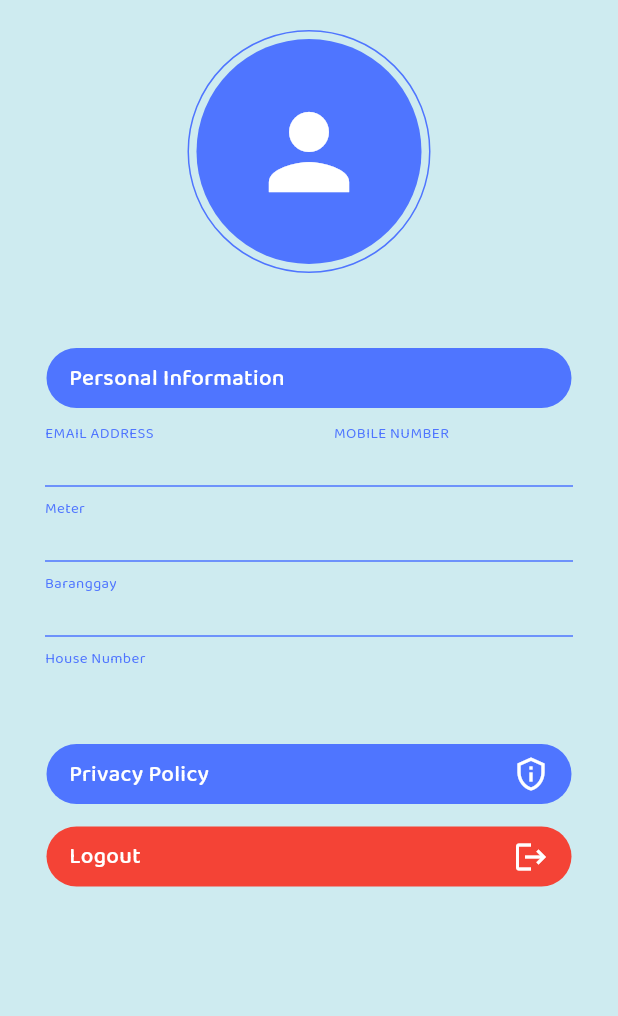
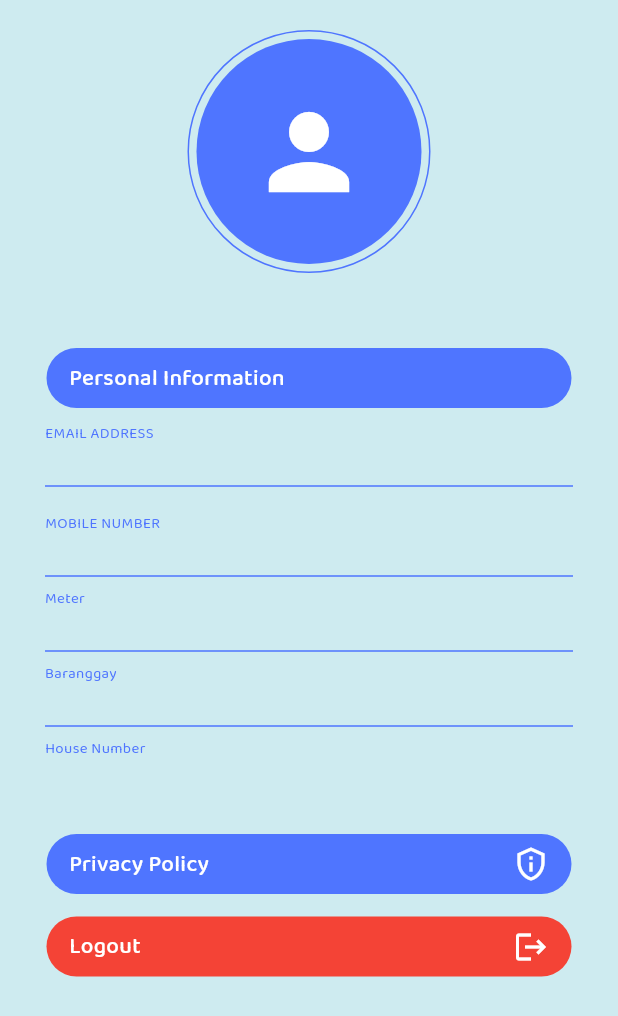
Before and after one commit to landergray/luwasa-app, a Flutter app: the ProfileTab screen opened directly, on a phone screen of 412 x 824 dp. Shown: the top 1016 px of the screen. Run offline on Flutter 3.47's test engine with Material 3 defaults, Android fonts, the phone set to English and light mode, and no system bars; our stand-ins replace cloud_firestore, firebase_auth, firebase_core, firebase_storage, fluttertoast, image_picker; accounts and stored records are empty.

Commit message:
fixed functions

```diff
--- a/luwasa-master/lib/screens/tabs/notif_tab.dart
+++ b/luwasa-master/lib/screens/tabs/notif_tab.dart
@@ -38,7 +38,7 @@ class NotifTab extends StatelessWidget {
             ),
             const SizedBox(height: 10),
             // Past Notifications Section
-            _buildSectionTitle('Past'),
+            _buildSectionTitle('History'),
             const SizedBox(height: 10),
             _buildNotificationList(
               query: FirebaseFirestore.instance
--- a/luwasa-master/lib/screens/tabs/profile_tab.dart
+++ b/luwasa-master/lib/screens/tabs/profile_tab.dart
@@ -5,17 +5,78 @@ import 'package:alert_system/widgets/logout_widget.dart';
 import 'package:alert_system/widgets/touchable_opacity.dart';
 import 'package:cloud_firestore/cloud_firestore.dart';
 import 'package:flutter/material.dart';
+import 'package:image_picker/image_picker.dart'; // Add image_picker import
+import 'package:firebase_storage/firebase_storage.dart'; // Add firebase_storage import
+import 'dart:io'; // Add for File handling
 
 import '../../utils/colors.dart';
 import '../../widgets/text_widget.dart';
 
-class ProfileTab extends StatelessWidget {
+class ProfileTab extends StatefulWidget {
   const ProfileTab({super.key});
+
+  @override
+  _ProfileTabState createState() => _ProfileTabState();
+}
+
+class _ProfileTabState extends State<ProfileTab> {
+  String userProfileUrl = ''; // To store the profile image URL
+
+  // Function to pick an image from gallery
+  Future<void> pickImage() async {
+    final ImagePicker picker = ImagePicker();
+    final XFile? pickedImage = await picker.pickImage(source: ImageSource.gallery);
+
+    if (pickedImage != null) {
+      // Upload the image to Firebase Storage
+      String? uploadedImageUrl = await uploadImageToStorage(pickedImage);
+      if (uploadedImageUrl != null) {
+        // Update the Firestore profile URL
+        updateUserProfile(uploadedImageUrl);
+      }
+    }
+  }
+
+  // Function to upload the image to Firebase Storage
+  Future<String?> uploadImageToStorage(XFile image) async {
+    try {
+      FirebaseStorage storage = FirebaseStorage.instance;
+      String filePath = 'user_profiles/${DateTime.now().millisecondsSinceEpoch}.jpg';
+      File file = File(image.path);
+
+      // Upload file to Firebase Storage
+      await storage.ref(filePath).putFile(file);
+      String downloadUrl = await storage.ref(filePath).getDownloadURL();
+
+      return downloadUrl; // Return the download URL
+    } catch (e) {
+      print("Error uploading image: $e");
+      return null;
+    }
+  }
+
+  // Function to update user profile in Firestore
+  Future<void> updateUserProfile(String profileUrl) async {
+    try {
+      DocumentReference userDoc = FirebaseFirestore.instance.collection('Users').doc(userId);
+      await userDoc.update({
+        'profile': profileUrl, // Update profile URL in Firestore
+      });
+
+      // Update the state to reflect the new profile URL
+      setState(() {
+        userProfileUrl = profileUrl;
+      });
+    } catch (e) {
+      print("Error updating profile: $e");
+    }
+  }
 
   @override
   Widget build(BuildContext context) {
     final Stream<DocumentSnapshot> userData =
         FirebaseFirestore.instance.collection('Users').doc(userId).snapshots();
+
     return Scaffold(
       backgroundColor: const Color.fromARGB(255, 206, 235, 240),
       body: StreamBuilder<DocumentSnapshot>(
@@ -29,33 +90,43 @@ class ProfileTab extends StatelessWidget {
               return const Drawer();
             }
             dynamic data = snapshot.data;
+
+            // If profile URL is available, use it; otherwise, use a default avatar
+            String avatarUrl = userProfileUrl.isNotEmpty ? userProfileUrl : data['profile'];
+
             return SingleChildScrollView(
               child: Column(
                 crossAxisAlignment: CrossAxisAlignment.start,
                 children: [
-                  const SizedBox(
-                    height: 20,
-                  ),
+                  const SizedBox(height: 20),
                   Center(
                     child: Stack(
                       children: [
-                        Container(
+                        GestureDetector(
+                          onTap: pickImage, // Open image picker on avatar tap
+                          child: Container(
                             decoration: BoxDecoration(
                               shape: BoxShape.circle,
                               border: Border.all(
                                 color: secondary,
                               ),
                             ),
-                          child: const Padding(
-                            padding: EdgeInsets.all(5.0),
+                            child: Padding(
+                              padding: const EdgeInsets.all(5.0),
                               child: CircleAvatar(
                                 backgroundColor: primary,
                                 minRadius: 75,
                                 maxRadius: 75,
-                              child: Icon(
+                                backgroundImage: avatarUrl.isNotEmpty
+                                    ? NetworkImage(avatarUrl)
+                                    : null, // Display user's avatar if available
+                                child: avatarUrl.isEmpty
+                                    ? const Icon(
                                         Icons.person,
                                         size: 80,
                                         color: Colors.white,
+                                      )
+                                    : null,
                               ),
                             ),
                           ),
@@ -114,9 +185,41 @@ class ProfileTab extends StatelessWidget {
         color: secondary,
         fontFamily: 'Regular',
       ),
+    ],
+  ),
+),
+Padding(
+  padding: const EdgeInsets.only(left: 30),
+  child: Row(
+    mainAxisAlignment: MainAxisAlignment.start,
+    children: [
+      TextWidget(
+        text: data['email'],
+        fontSize: 14,
+        color: secondary,
+        fontFamily: 'Medium',
+      ),
+    ],
+  ),
+),
+const Padding(
+  padding: EdgeInsets.only(left: 30, right: 30),
+  child: Divider(
+    color: secondary, // Divider color, you can customize
+  ),
+),
+
+
 const SizedBox(
-                          width: 120,
+  height: 10, // Adds space between email and mobile number
 ),
+Padding(
+
+  padding: const EdgeInsets.only(left: 30),
+
+  child: Row(
+    mainAxisAlignment: MainAxisAlignment.start,
+    children: [
       TextWidget(
         text: 'MOBILE NUMBER',
         fontSize: 10,
@@ -131,19 +234,8 @@ class ProfileTab extends StatelessWidget {
   child: Row(
     mainAxisAlignment: MainAxisAlignment.start,
     children: [
-
       TextWidget(
-                          text: data['email'],
-                          fontSize: 14,
-                          color: secondary,
-                          fontFamily: 'Medium',
-                        ),
-                        const SizedBox(
-                          width: 25,
-                        ),
-                        TextWidget(
-                          text:
-                              '\t\t\t\t\t\t\t\t\t\t\t\t\t\t\t\t\t\t\t\t${data['number']}',
+        text: data['number'],
         fontSize: 14,
         color: secondary,
         fontFamily: 'Medium',
@@ -151,6 +243,7 @@ class ProfileTab extends StatelessWidget {
     ],
   ),
 ),
+
 
                   const Padding(
                     padding: EdgeInsets.only(left: 30, right: 30),
@@ -488,48 +581,6 @@ class ProfileTab extends StatelessWidget {
                   const SizedBox(
                     height: 20,
                   ),
-                  // SizedBox(
-                  //   height: 375,
-                  //   child: SingleChildScrollView(
-                  //     child: Column(
-                  //       children: [
-                  //         for (int i = 0; i < 10; i++)
-                  //           Padding(
-                  //             padding: const EdgeInsets.only(bottom: 15),
-                  //             child: Container(
-                  //               width: 320,
-                  //               height: 65,
-                  //               decoration: BoxDecoration(
-                  //                 color: secondary,
-                  //                 borderRadius: BorderRadius.circular(
-                  //                   20,
-                  //                 ),
-                  //               ),
-                  //               child: Row(
-                  //                 mainAxisAlignment: MainAxisAlignment.start,
-                  //                 children: [
-                  //                   Image.asset(
-                  //                     'assets/images/Rectangle 40.png',
-                  //                     height: double.infinity,
-                  //                     width: 120,
-                  //                   ),
-                  //                   const SizedBox(
-                  //                     width: 10,
-                  //                   ),
-                  //                   TextWidget(
-                  //                     text: 'Bluebird Coffee',
-                  //                     fontSize: 20,
-                  //                     color: Colors.white,
-                  //                     fontFamily: 'Bold',
-                  //                   ),
-                  //                 ],
-                  //               ),
-                  //             ),
-                  //           ),
-                  //       ],
-                  //     ),
-                  //   ),
-                  // ),
                   const SizedBox(
                     height: 20,
                   ),
--- a/luwasa-master/lib/screens/tabs/transaction_tab.dart
+++ b/luwasa-master/lib/screens/tabs/transaction_tab.dart
@@ -29,7 +29,7 @@ class TransactionTab extends StatelessWidget {
               const SizedBox(height: 10),
               _buildTransactionList(isToday: true, emptyMessage: 'No transactions for today.'),
               const SizedBox(height: 10),
-              _buildSectionTitle('Past'),
+              _buildSectionTitle('History'),
               const SizedBox(height: 10),
               _buildTransactionList(isToday: false, emptyMessage: 'No past transactions.'),
             ],
--- a/luwasa-master/pubspec.yaml
+++ b/luwasa-master/pubspec.yaml
@@ -34,6 +34,9 @@ dependencies:
   url_launcher: ^6.0.9
   flutter_inappwebview: ^5.0.0
   fl_chart: ^0.40.0
+
+
+
 
 
 
```
Also changed, not shown: luwasa-master/lib/screens/auth/signup_screen.dart (+91 -27 lines), luwasa-master/lib/screens/tabs/home_tab.dart (+79 -3 lines), luwasa-master/lib/services/add_user.dart (+22 -5 lines). Lines whose indentation alone changed are shown as unchanged.
